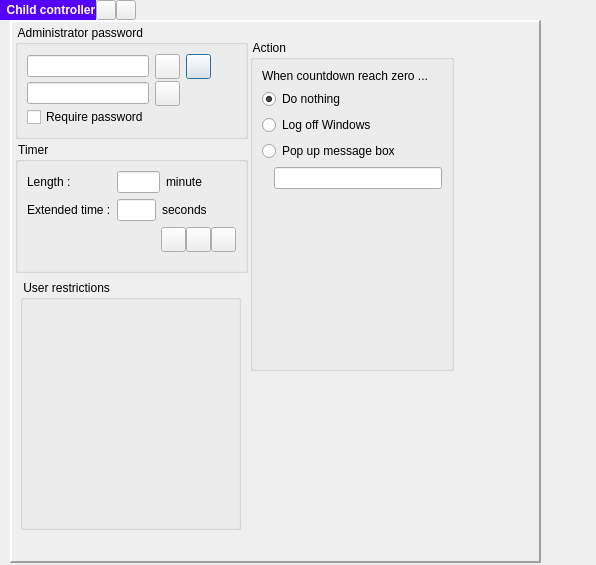
The window that dlgmain.ui (tbikfalvi/ChildController) describes before a commit, drawn with Qt 5.
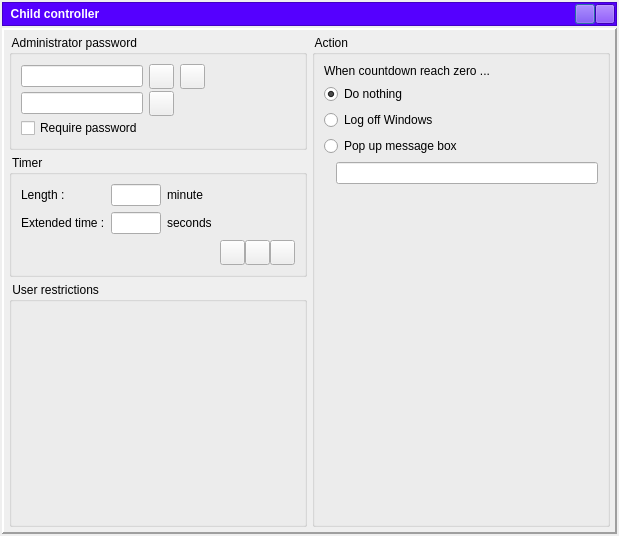
The same window after the commit. Icons and pictures are not drawn.

What changed in the file:
```diff
--- a/dlgmain.ui
+++ b/dlgmain.ui
@@ -6,22 +6,143 @@
    <rect>
     <x>0</x>
     <y>0</y>
-    <width>596</width>
-    <height>565</height>
+    <width>619</width>
+    <height>536</height>
    </rect>
   </property>
   <property name="windowTitle">
    <string>Dialog</string>
   </property>
+  <layout class="QVBoxLayout" name="verticalLayout_4">
+   <property name="spacing">
+    <number>2</number>
+   </property>
+   <property name="leftMargin">
+    <number>2</number>
+   </property>
+   <property name="topMargin">
+    <number>2</number>
+   </property>
+   <property name="rightMargin">
+    <number>2</number>
+   </property>
+   <property name="bottomMargin">
+    <number>2</number>
+   </property>
+   <item>
+    <widget class="QFrame" name="frame_2">
+     <property name="styleSheet">
+      <string notr="true">background-color: rgb(85, 0, 255);</string>
+     </property>
+     <property name="frameShape">
+      <enum>QFrame::StyledPanel</enum>
+     </property>
+     <property name="frameShadow">
+      <enum>QFrame::Raised</enum>
+     </property>
+     <layout class="QVBoxLayout" name="verticalLayout_5">
+      <property name="spacing">
+       <number>1</number>
+      </property>
+      <property name="leftMargin">
+       <number>1</number>
+      </property>
+      <property name="topMargin">
+       <number>1</number>
+      </property>
+      <property name="rightMargin">
+       <number>1</number>
+      </property>
+      <property name="bottomMargin">
+       <number>1</number>
+      </property>
+      <item>
+       <layout class="QHBoxLayout" name="horizontalLayout_5">
+        <property name="spacing">
+         <number>0</number>
+        </property>
+        <item>
+         <widget class="QLabel" name="lblTitle">
+          <property name="font">
+           <font>
+            <weight>75</weight>
+            <bold>true</bold>
+           </font>
+          </property>
+          <property name="styleSheet">
+           <string notr="true">color: rgb(255, 255, 255);
+background-color: rgb(85, 0, 255);</string>
+          </property>
+          <property name="text">
+           <string>  Child controller</string>
+          </property>
+         </widget>
+        </item>
+        <item>
+         <widget class="QPushButton" name="pbHide">
+          <property name="minimumSize">
+           <size>
+            <width>20</width>
+            <height>20</height>
+           </size>
+          </property>
+          <property name="maximumSize">
+           <size>
+            <width>20</width>
+            <height>20</height>
+           </size>
+          </property>
+          <property name="text">
+           <string/>
+          </property>
+          <property name="icon">
+           <iconset resource="childcontroller.qrc">
+            <normaloff>:/minimize.png</normaloff>:/minimize.png</iconset>
+          </property>
+          <property name="iconSize">
+           <size>
+            <width>15</width>
+            <height>15</height>
+           </size>
+          </property>
+         </widget>
+        </item>
+        <item>
+         <widget class="QPushButton" name="pbExit">
+          <property name="minimumSize">
+           <size>
+            <width>20</width>
+            <height>20</height>
+           </size>
+          </property>
+          <property name="maximumSize">
+           <size>
+            <width>20</width>
+            <height>20</height>
+           </size>
+          </property>
+          <property name="text">
+           <string/>
+          </property>
+          <property name="icon">
+           <iconset resource="childcontroller.qrc">
+            <normaloff>:/exit.png</normaloff>:/exit.png</iconset>
+          </property>
+          <property name="iconSize">
+           <size>
+            <width>15</width>
+            <height>15</height>
+           </size>
+          </property>
+         </widget>
+        </item>
+       </layout>
+      </item>
+     </layout>
+    </widget>
+   </item>
+   <item>
   <widget class="QFrame" name="frame">
-   <property name="geometry">
-    <rect>
-     <x>10</x>
-     <y>20</y>
-     <width>531</width>
-     <height>543</height>
-    </rect>
-   </property>
    <property name="frameShape">
     <enum>QFrame::Panel</enum>
    </property>
@@ -31,15 +152,26 @@
    <property name="lineWidth">
     <number>2</number>
    </property>
+     <layout class="QHBoxLayout" name="horizontalLayout_6">
+      <property name="spacing">
+       <number>5</number>
+      </property>
+      <property name="leftMargin">
+       <number>5</number>
+      </property>
+      <property name="topMargin">
+       <number>5</number>
+      </property>
+      <property name="rightMargin">
+       <number>5</number>
+      </property>
+      <property name="bottomMargin">
+       <number>5</number>
+      </property>
+      <item>
+       <layout class="QVBoxLayout" name="verticalLayout_3">
+        <item>
    <widget class="QGroupBox" name="gbAdminPassword">
-    <property name="geometry">
-     <rect>
-      <x>5</x>
-      <y>5</y>
-      <width>233</width>
-      <height>114</height>
-     </rect>
-    </property>
     <property name="title">
      <string> Administrator password </string>
     </property>
@@ -155,15 +287,9 @@
      </item>
     </layout>
    </widget>
+        </item>
+        <item>
    <widget class="QGroupBox" name="gbTimer">
-    <property name="geometry">
-     <rect>
-      <x>5</x>
-      <y>122</y>
-      <width>233</width>
-      <height>131</height>
-     </rect>
-    </property>
     <property name="title">
      <string> Timer </string>
     </property>
@@ -347,15 +473,33 @@
      </item>
     </layout>
    </widget>
+        </item>
+        <item>
+         <widget class="QGroupBox" name="gbUsers">
+          <property name="title">
+           <string> User restrictions </string>
+          </property>
+          <layout class="QVBoxLayout" name="verticalLayout_2">
+           <item>
+            <spacer name="spacerUsers">
+             <property name="orientation">
+              <enum>Qt::Vertical</enum>
+             </property>
+             <property name="sizeHint" stdset="0">
+              <size>
+               <width>20</width>
+               <height>188</height>
+              </size>
+             </property>
+            </spacer>
+           </item>
+          </layout>
+         </widget>
+        </item>
+       </layout>
+      </item>
+      <item>
    <widget class="QGroupBox" name="gbAction">
-    <property name="geometry">
-     <rect>
-      <x>240</x>
-      <y>20</y>
-      <width>204</width>
-      <height>331</height>
-     </rect>
-    </property>
     <property name="title">
      <string> Action </string>
     </property>
@@ -425,109 +569,18 @@
        <property name="sizeHint" stdset="0">
         <size>
          <width>20</width>
-         <height>40</height>
+             <height>400</height>
         </size>
        </property>
       </spacer>
      </item>
     </layout>
    </widget>
-   <widget class="QGroupBox" name="gbUsers">
-    <property name="geometry">
-     <rect>
-      <x>10</x>
-      <y>260</y>
-      <width>221</width>
-      <height>250</height>
-     </rect>
-    </property>
-    <property name="title">
-     <string> User restrictions </string>
-    </property>
-   </widget>
-  </widget>
-  <widget class="QWidget" name="">
-   <layout class="QHBoxLayout" name="horizontalLayout_5">
-    <property name="spacing">
-     <number>0</number>
-    </property>
-    <item>
-     <widget class="QLabel" name="lblTitle">
-      <property name="font">
-       <font>
-        <weight>75</weight>
-        <bold>true</bold>
-       </font>
-      </property>
-      <property name="styleSheet">
-       <string notr="true">color: rgb(255, 255, 255);
-background-color: rgb(85, 0, 255);</string>
-      </property>
-      <property name="text">
-       <string>  Child controller</string>
-      </property>
-     </widget>
-    </item>
-    <item>
-     <widget class="QPushButton" name="pbHide">
-      <property name="minimumSize">
-       <size>
-        <width>20</width>
-        <height>20</height>
-       </size>
-      </property>
-      <property name="maximumSize">
-       <size>
-        <width>20</width>
-        <height>20</height>
-       </size>
-      </property>
-      <property name="text">
-       <string/>
-      </property>
-      <property name="icon">
-       <iconset resource="childcontroller.qrc">
-        <normaloff>:/minimize.png</normaloff>:/minimize.png</iconset>
-      </property>
-      <property name="iconSize">
-       <size>
-        <width>15</width>
-        <height>15</height>
-       </size>
-      </property>
-     </widget>
-    </item>
-    <item>
-     <widget class="QPushButton" name="pbExit">
-      <property name="minimumSize">
-       <size>
-        <width>20</width>
-        <height>20</height>
-       </size>
-      </property>
-      <property name="maximumSize">
-       <size>
-        <width>20</width>
-        <height>20</height>
-       </size>
-      </property>
-      <property name="text">
-       <string/>
-      </property>
-      <property name="icon">
-       <iconset resource="childcontroller.qrc">
-        <normaloff>:/exit.png</normaloff>:/exit.png</iconset>
-      </property>
-      <property name="iconSize">
-       <size>
-        <width>15</width>
-        <height>15</height>
-       </size>
-      </property>
-     </widget>
-    </item>
-   </layout>
-  </widget>
+      </item>
+     </layout>
+    </widget>
+   </item>
+  </layout>
  </widget>
  <tabstops>
   <tabstop>ledPassword1</tabstop>
```
Left out of the diff: 1 changed line with no effect on the pictures. Lines whose indentation alone changed are shown as unchanged.
